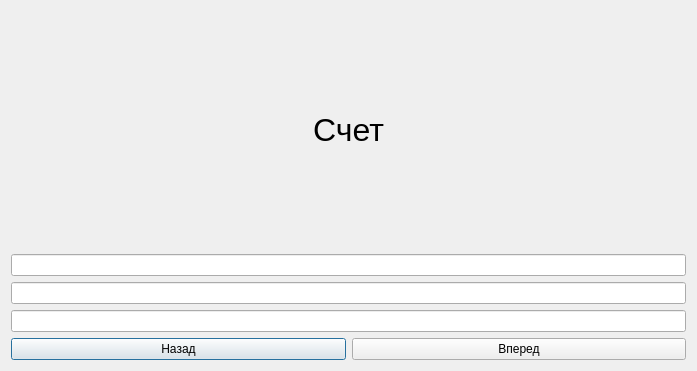
First picture: the form in 201_351_Zvyagin/app_wallet.ui, repository BASTION8/201_351_Zvyagin, before the edit.
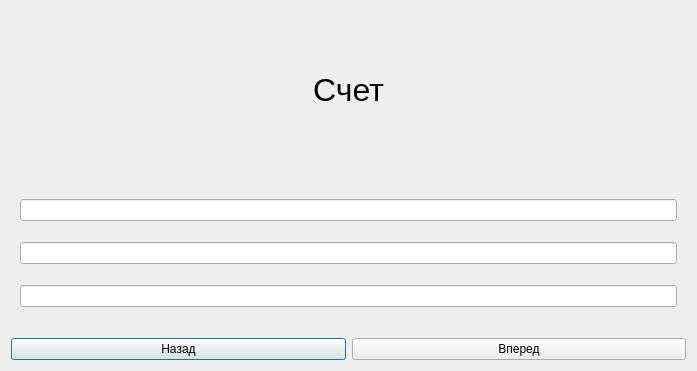
Second picture: the form after the edit.

Commit message: добавление swipe виджета

Patch:
```diff
--- a/201_351_Zvyagin/app_wallet.ui
+++ b/201_351_Zvyagin/app_wallet.ui
@@ -14,9 +14,6 @@
    <string>Dialog</string>
   </property>
   <layout class="QGridLayout" name="gridLayout">
-   <item row="2" column="0">
-    <widget class="QLineEdit" name="summLabel"/>
-   </item>
    <item row="0" column="0">
     <widget class="QLabel" name="label">
      <property name="font">
@@ -33,7 +30,19 @@
     </widget>
    </item>
    <item row="1" column="0">
-    <widget class="QLineEdit" name="idLabel"/>
+    <widget class="QWidget" name="swipeWidget" native="true">
+     <layout class="QGridLayout" name="gridLayout_2">
+      <item row="0" column="0">
+       <widget class="QLineEdit" name="idLabel"/>
+      </item>
+      <item row="1" column="0">
+       <widget class="QLineEdit" name="summLabel"/>
+      </item>
+      <item row="2" column="0">
+       <widget class="QLineEdit" name="dateLabel"/>
+      </item>
+     </layout>
+    </widget>
    </item>
    <item row="4" column="0">
     <layout class="QHBoxLayout" name="horizontalLayout">
@@ -53,9 +62,6 @@
      </item>
     </layout>
    </item>
-   <item row="3" column="0">
-    <widget class="QLineEdit" name="dateLabel"/>
-   </item>
   </layout>
  </widget>
  <resources/>
```
Left out of the diff: 2 changed lines with no effect on the pictures. The commit also changes 2 other files.
